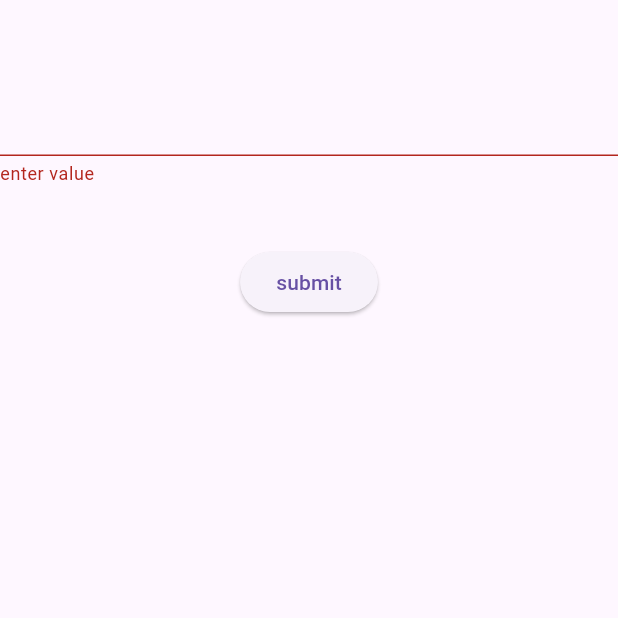
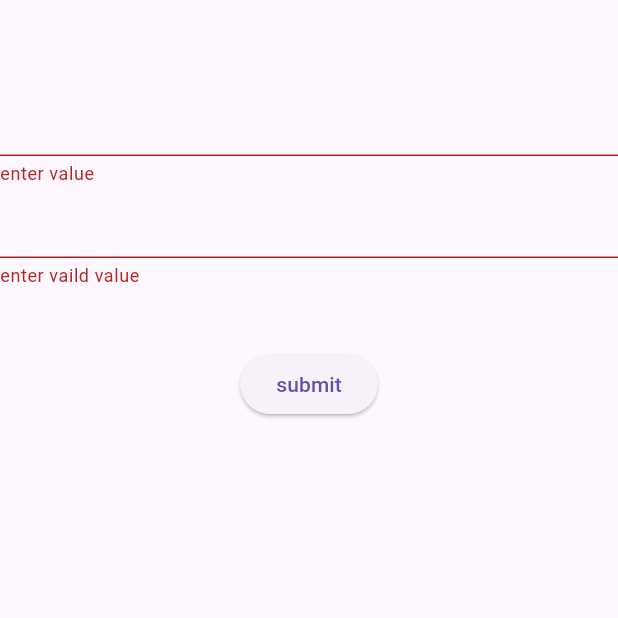
Before and after one commit to Vishakha565/GETAPIAPP, a Flutter app: the screen it shows after launch, after a tap on "submit", on a phone screen of 412 x 824 dp, the top half of it. Run offline on Flutter 3.47's test engine with Material 3 defaults, Android fonts, the phone set to English and light mode, and no system bars.

Commit message:
formvalidation commit

```diff
--- a/lib/form.dart
+++ b/lib/form.dart
@@ -23,6 +23,12 @@ class _FormpageState extends State<Formpage> {
                 return null;
               },
             ),
+            TextFormField(validator: (value) {
+              if (value!.isEmpty || value == null) {
+                return 'enter vaild value';
+              }
+              return null;
+            }),
             Padding(padding: EdgeInsets.all(20)),
             ElevatedButton(
                 onPressed: () {
```
